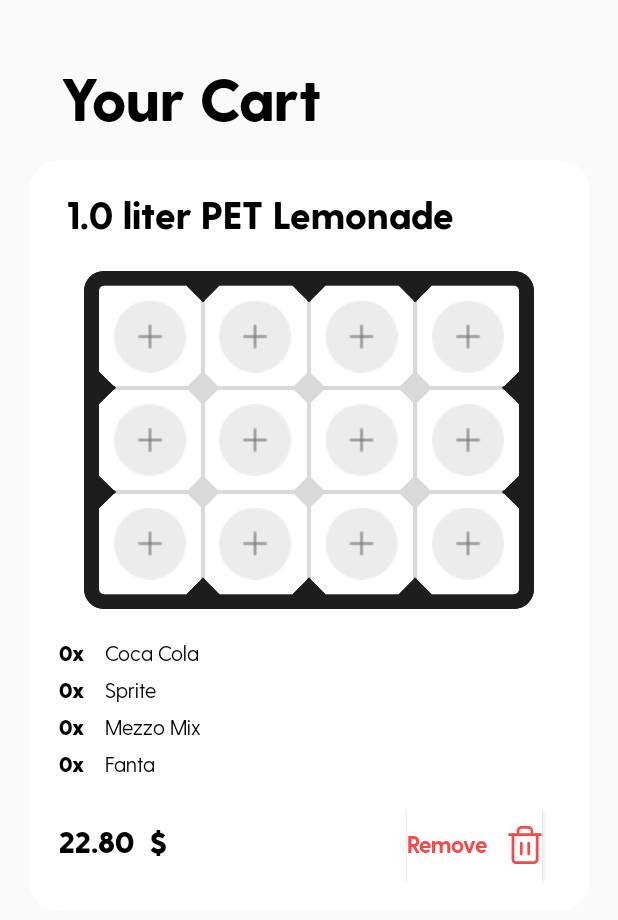
After one commit to vib6445/Carsten, an Android app: the CartActivity screen opened directly, with no data from a screen before it, on a phone screen of 412 x 824 dp. The commit adds this screen. Shown: the top 920 px of the screen. Run offline under Robolectric (Android 15) with nearby library versions, the phone set to English and light mode, and no system bars.

Commit message:
Added and linked "Your Cart" section

```diff
--- /dev/null
+++ b/app/src/main/java/de/thi/uxd/android/carsten/CartActivity.java
@@ -0,0 +1,14 @@
+package de.thi.uxd.android.carsten;
+
+import androidx.appcompat.app.AppCompatActivity;
+
+import android.os.Bundle;
+
+public class CartActivity extends AppCompatActivity {
+
+    @Override
+    protected void onCreate(Bundle savedInstanceState) {
+        super.onCreate(savedInstanceState);
+        setContentView(R.layout.activity_cart);
+    }
+}
--- a/app/src/main/java/de/thi/uxd/android/carsten/MainActivity.java
+++ b/app/src/main/java/de/thi/uxd/android/carsten/MainActivity.java
@@ -1,7 +1,11 @@
 package de.thi.uxd.android.carsten;
 
+import android.content.Intent;
 import android.os.Bundle;
 import android.view.MenuItem;
+import android.view.View;
+import android.widget.Button;
+import android.widget.ImageButton;
 
 import androidx.annotation.NonNull;
 import androidx.appcompat.app.AppCompatActivity;
@@ -17,13 +21,24 @@ public class MainActivity extends AppCompatActivity {
         super.onCreate(savedInstanceState);
         setContentView(R.layout.activity_main);
 
+        ImageButton cartButton = findViewById(R.id.cartButton);
+        cartButton.setOnClickListener(new View.OnClickListener() {
+            @Override
+            public void onClick(View v) {
+                openCartActivity();
+            }
+        });
 
         BottomNavigationView topNav = findViewById(R.id.top_navigation);
         topNav.setOnNavigationItemSelectedListener(navListener);
 
         getSupportFragmentManager().beginTransaction().replace(R.id.fragment_container, new HomeFragment()).commit();
 
+    }
 
+    public void openCartActivity(){
+        Intent intent = new Intent(this, CartActivity.class);
+        startActivity(intent);
     }
 
 
--- /dev/null
+++ b/app/src/main/res/drawable/ic_trash.xml
@@ -0,0 +1,18 @@
+<vector xmlns:android="http://schemas.android.com/apk/res/android"
+    android:width="22.7dp"
+    android:height="25dp"
+    android:viewportWidth="22.7"
+    android:viewportHeight="25">
+  <path
+      android:pathData="M21.8,6.5L0.9,6.5C0.4,6.5 0,6.1 0,5.6s0.4,-0.9 0.9,-0.9h20.8c0.5,0 0.9,0.4 0.9,0.9S22.3,6.5 21.8,6.5z"
+      android:fillColor="#F84949"/>
+  <path
+      android:pathData="M17.1,25L5.6,25c-1.8,0 -3.2,-1.5 -3.2,-3.2L2.4,5.6c0,-0.5 0.4,-0.9 0.9,-0.9S4.2,5 4.2,5.6v16.2c0,0.8 0.6,1.4 1.4,1.4h11.6c0.8,0 1.4,-0.6 1.4,-1.4L18.6,5.6c0,-0.5 0.4,-0.9 0.9,-0.9s0.9,0.4 0.9,0.9v16.2C20.4,23.5 18.9,25 17.1,25zM16,6.5c-0.5,0 -0.9,-0.4 -0.9,-0.9L15.1,3.2c0,-0.8 -0.6,-1.4 -1.4,-1.4L9,1.8c-0.8,0 -1.4,0.6 -1.4,1.4v2.3c0,0.5 -0.4,0.9 -0.9,0.9S5.8,6.1 5.8,5.6L5.8,3.2C5.8,1.5 7.2,0 9,0h4.6c1.8,0 3.2,1.5 3.2,3.2v2.3C16.9,6.1 16.5,6.5 16,6.5z"
+      android:fillColor="#F84949"/>
+  <path
+      android:pathData="M8.9,19.3c-0.5,0 -0.9,-0.4 -0.9,-0.9v-7.1c0,-0.5 0.4,-0.9 0.9,-0.9c0.5,0 0.9,0.4 0.9,0.9v7.1C9.8,18.9 9.4,19.3 8.9,19.3z"
+      android:fillColor="#F84949"/>
+  <path
+      android:pathData="M13.8,19.3c-0.5,0 -0.9,-0.4 -0.9,-0.9v-7.1c0,-0.5 0.4,-0.9 0.9,-0.9c0.5,0 0.9,0.4 0.9,0.9v7.1C14.7,18.9 14.3,19.3 13.8,19.3z"
+      android:fillColor="#F84949"/>
+</vector>
--- /dev/null
+++ b/app/src/main/res/layout/activity_cart.xml
@@ -0,0 +1,349 @@
+<?xml version="1.0" encoding="utf-8"?>
+<RelativeLayout xmlns:android="http://schemas.android.com/apk/res/android"
+    xmlns:app="http://schemas.android.com/apk/res-auto"
+    xmlns:tools="http://schemas.android.com/tools"
+    android:layout_width="match_parent"
+    android:layout_height="match_parent"
+    tools:context=".CartActivity">
+
+    <LinearLayout
+        android:layout_width="match_parent"
+        android:layout_height="wrap_content"
+        android:orientation="vertical"
+        android:layout_marginRight="15dp"
+        android:layout_marginLeft="15dp"
+        android:layout_marginTop="20dp">
+
+        <TextView
+        android:layout_width="wrap_content"
+        android:layout_height="wrap_content"
+        android:layout_marginLeft="25dp"
+        android:layout_marginTop="20dp"
+        android:text="Your Cart"
+        android:fontFamily="@font/greycliffcf_extrabold"
+        android:textColor="#000"
+        android:textSize="40sp"
+        android:textStyle="bold"
+            android:paddingBottom="10dp"/>
+
+        <androidx.cardview.widget.CardView
+            android:layout_width="match_parent"
+            android:layout_height="wrap_content"
+            android:layout_gravity="center"
+            android:layout_margin="4dp"
+            android:layout_marginTop="20dp"
+            android:layout_weight="1"
+            android:background="@drawable/rounded_button"
+            app:cardCornerRadius="20dp"
+            app:cardElevation="0dp">
+
+            <LinearLayout
+                android:layout_width="match_parent"
+                android:layout_height="wrap_content"
+                android:orientation="vertical">
+
+                <TextView
+                    android:id="@+id/tbd"
+                    android:layout_width="wrap_content"
+                    android:layout_height="wrap_content"
+                    android:layout_marginLeft="25dp"
+                    android:layout_marginTop="20dp"
+                    android:fontFamily="@font/greycliffcf_extrabold"
+                    android:text="1.0 liter PET Lemonade"
+                    android:textColor="#000"
+                    android:textSize="25sp"
+                    android:textStyle="bold" />
+
+                <LinearLayout
+                    android:layout_width="300dp"
+                    android:layout_height="225dp"
+                    android:layout_gravity="center_horizontal"
+                    android:layout_marginTop="20dp"
+                    android:background="@drawable/slab_vertical_background"
+                    android:orientation="vertical">
+
+                    <TableLayout
+                        android:layout_width="300dp"
+                        android:layout_height="225dp"
+                        android:paddingHorizontal="56dp"
+                        android:paddingVertical="44dp"
+                        android:scaleX="1.5"
+                        android:scaleY="1.5">
+
+                        <TableRow
+                            android:layout_width="match_parent"
+                            android:layout_height="match_parent"
+                            android:layout_weight="1"
+                            android:orientation="horizontal">
+
+                            <ImageButton
+                                android:id="@+id/imageButton1"
+                                android:layout_width="match_parent"
+                                android:layout_height="match_parent"
+                                android:layout_weight="1"
+                                android:background="@null"
+                                android:src="@drawable/drink_slot_empty" />
+
+                            <ImageButton
+                                android:id="@+id/imageButton2"
+                                android:layout_width="wrap_content"
+                                android:layout_height="match_parent"
+                                android:layout_weight="1"
+                                android:background="@null"
+                                android:src="@drawable/drink_slot_empty" />
+
+                            <ImageButton
+                                android:id="@+id/imageButton3"
+                                android:layout_width="wrap_content"
+                                android:layout_height="match_parent"
+                                android:layout_weight="1"
+                                android:background="@null"
+                                android:src="@drawable/drink_slot_empty" />
+
+                            <ImageButton
+                                android:id="@+id/imageButton4"
+                                android:layout_width="wrap_content"
+                                android:layout_height="match_parent"
+                                android:layout_weight="1"
+                                android:background="@null"
+                                android:src="@drawable/drink_slot_empty" />
+                        </TableRow>
+
+                        <TableRow
+                            android:layout_width="match_parent"
+                            android:layout_height="match_parent"
+                            android:layout_weight="1">
+
+
+                            <ImageButton
+                                android:id="@+id/imageButton5"
+                                android:layout_width="match_parent"
+                                android:layout_height="match_parent"
+                                android:layout_weight="1"
+                                android:background="@null"
+                                android:src="@drawable/drink_slot_empty" />
+
+                            <ImageButton
+                                android:id="@+id/imageButton6"
+                                android:layout_width="wrap_content"
+                                android:layout_height="match_parent"
+                                android:layout_weight="1"
+                                android:background="@null"
+                                android:src="@drawable/drink_slot_empty" />
+
+                            <ImageButton
+                                android:id="@+id/imageButton7"
+                                android:layout_width="wrap_content"
+                                android:layout_height="match_parent"
+                                android:layout_weight="1"
+                                android:background="@null"
+                                android:src="@drawable/drink_slot_empty" />
+
+                            <ImageButton
+                                android:id="@+id/imageButton8"
+                                android:layout_width="wrap_content"
+                                android:layout_height="match_parent"
+                                android:layout_weight="1"
+                                android:background="@null"
+                                android:src="@drawable/drink_slot_empty" />
+                        </TableRow>
+
+                        <TableRow
+                            android:layout_width="match_parent"
+                            android:layout_height="match_parent"
+                            android:layout_weight="1">
+
+
+                            <ImageButton
+                                android:id="@+id/imageButton9"
+                                android:layout_width="wrap_content"
+                                android:layout_height="match_parent"
+                                android:layout_weight="1"
+                                android:background="@null"
+                                android:src="@drawable/drink_slot_empty" />
+
+                            <ImageButton
+                                android:id="@+id/imageButton10"
+                                android:layout_width="wrap_content"
+                                android:layout_height="match_parent"
+                                android:layout_weight="1"
+                                android:background="@null"
+                                android:src="@drawable/drink_slot_empty" />
+
+                            <ImageButton
+                                android:id="@+id/imageButton11"
+                                android:layout_width="wrap_content"
+                                android:layout_height="match_parent"
+                                android:layout_weight="1"
+                                android:background="@null"
+                                android:src="@drawable/drink_slot_empty" />
+
+                            <ImageButton
+                                android:id="@+id/imageButton12"
+                                android:layout_width="wrap_content"
+                                android:layout_height="match_parent"
+                                android:layout_weight="1"
+                                android:background="@null"
+                                android:src="@drawable/drink_slot_empty" />
+                        </TableRow>
+                    </TableLayout>
+                </LinearLayout>
+
+                <LinearLayout
+                    android:layout_width="match_parent"
+                    android:layout_height="wrap_content"
+                    android:layout_marginTop="20dp"
+                    android:layout_marginBottom="5dp"
+                    android:orientation="horizontal"
+                    android:paddingLeft="20dp">
+
+                    <TextView
+                        android:id="@+id/numberOfBottles"
+                        android:layout_width="wrap_content"
+                        android:layout_height="wrap_content"
+                        android:layout_marginRight="10dp"
+                        android:fontFamily="@font/greycliffcf_heavy"
+                        android:text="0x"
+                        android:textColor="@color/colorBlack" />
+
+                    <TextView
+                        android:id="@+id/remainingText"
+                        android:layout_width="wrap_content"
+                        android:layout_height="wrap_content"
+                        android:layout_marginLeft="4dp"
+                        android:fontFamily="@font/greycliffcf_regular"
+                        android:text="Coca Cola"
+                        android:textColor="@color/colorBlack" />
+
+                </LinearLayout>
+
+                <LinearLayout
+                    android:layout_width="match_parent"
+                    android:layout_height="wrap_content"
+                    android:layout_marginBottom="5dp"
+                    android:orientation="horizontal"
+                    android:paddingLeft="20dp">
+
+                    <TextView
+                        android:id="@+id/numberOfBottles"
+                        android:layout_width="wrap_content"
+                        android:layout_height="wrap_content"
+                        android:layout_marginRight="10dp"
+                        android:fontFamily="@font/greycliffcf_heavy"
+                        android:text="0x"
+                        android:textColor="@color/colorBlack" />
+
+                    <TextView
+                        android:id="@+id/remainingText"
+                        android:layout_width="wrap_content"
+                        android:layout_height="wrap_content"
+                        android:layout_marginLeft="4dp"
+                        android:fontFamily="@font/greycliffcf_regular"
+                        android:text="Sprite"
+                        android:textColor="@color/colorBlack" />
+
+                </LinearLayout>
+
+                <LinearLayout
+                    android:layout_width="match_parent"
+                    android:layout_height="wrap_content"
+                    android:layout_marginBottom="5dp"
+                    android:orientation="horizontal"
+                    android:paddingLeft="20dp">
+
+                    <TextView
+                        android:id="@+id/numberOfBottles"
+                        android:layout_width="wrap_content"
+                        android:layout_height="wrap_content"
+                        android:layout_marginRight="10dp"
+                        android:fontFamily="@font/greycliffcf_heavy"
+                        android:text="0x"
+                        android:textColor="@color/colorBlack" />
+
+                    <TextView
+                        android:id="@+id/remainingText"
+                        android:layout_width="wrap_content"
+                        android:layout_height="wrap_content"
+                        android:layout_marginLeft="4dp"
+                        android:fontFamily="@font/greycliffcf_regular"
+                        android:text="Mezzo Mix"
+                        android:textColor="@color/colorBlack" />
+
+                </LinearLayout>
+
+                <LinearLayout
+                    android:layout_width="match_parent"
+                    android:layout_height="wrap_content"
+                    android:layout_marginBottom="20dp"
+                    android:orientation="horizontal"
+                    android:paddingLeft="20dp">
+
+                    <TextView
+                        android:layout_width="wrap_content"
+                        android:layout_height="wrap_content"
+                        android:layout_marginRight="10dp"
+                        android:fontFamily="@font/greycliffcf_heavy"
+                        android:text="0x"
+                        android:textColor="@color/colorBlack" />
+
+                    <TextView
+                        android:layout_width="wrap_content"
+                        android:layout_height="wrap_content"
+                        android:layout_marginLeft="4dp"
+                        android:fontFamily="@font/greycliffcf_regular"
+                        android:text="Fanta"
+                        android:textColor="@color/colorBlack" />
+
+                </LinearLayout>
+
+                <LinearLayout
+                    android:layout_width="match_parent"
+                    android:layout_height="wrap_content"
+                    android:layout_marginBottom="20dp"
+                    android:orientation="horizontal"
+                    android:paddingLeft="20dp">
+
+                    <TextView
+                        android:layout_width="wrap_content"
+                        android:layout_height="wrap_content"
+                        android:layout_marginRight="5dp"
+                        android:fontFamily="@font/greycliffcf_heavy"
+                        android:text="22.80"
+                        android:textColor="@color/colorBlack"
+                        android:textSize="20sp" />
+
+                    <TextView
+                        android:layout_width="wrap_content"
+                        android:layout_height="wrap_content"
+                        android:layout_marginLeft="5dp"
+                        android:layout_marginRight="160dp"
+                        android:fontFamily="@font/greycliffcf_heavy"
+                        android:text="$"
+                        android:textColor="@color/colorBlack"
+                        android:textSize="20sp" />
+
+                    <Button
+                        android:layout_width="90dp"
+                        android:layout_height="wrap_content"
+                        android:background="@color/colorWhite"
+                        android:drawableRight="@drawable/ic_trash"
+                        android:fontFamily="@font/greycliffcf_bold"
+                        android:gravity="center_vertical"
+                        android:text="Remove"
+                        android:textAllCaps="false"
+                        android:textColor="@color/deleteRed"
+                        android:textSize="15sp" />
+
+
+                </LinearLayout>
+
+            </LinearLayout>
+
+        </androidx.cardview.widget.CardView>
+
+
+
+
+    </LinearLayout>
+
+</RelativeLayout>
--- a/app/src/main/res/layout/activity_main.xml
+++ b/app/src/main/res/layout/activity_main.xml
@@ -32,7 +32,7 @@
         </com.google.android.material.bottomnavigation.BottomNavigationView>
 
         <ImageButton
-            android:id="@+id/checkOutButton"
+            android:id="@+id/cartButton"
             android:layout_width="wrap_content"
             android:layout_height="wrap_content"
             android:layout_weight="0"
--- a/app/src/main/res/layout/fragment_home.xml
+++ b/app/src/main/res/layout/fragment_home.xml
@@ -10,8 +10,7 @@
         android:orientation="vertical"
         android:layout_marginRight="15dp"
         android:layout_marginLeft="15dp"
-        android:layout_marginTop="100dp"
-        android:layout_marginBottom="50dp">
+        android:layout_marginTop="50dp">
 
         <ImageView
             android:id="@+id/imageView2"
--- a/app/src/main/res/values/colors.xml
+++ b/app/src/main/res/values/colors.xml
@@ -9,4 +9,5 @@
     <color name="colorMenuGrey">#c7c7c7</color>
     <color name="colorDarkGrey">#1c1c1c</color>
     <color name="nameHoverGrey">#2c2c2c</color>
+    <color name="deleteRed">#F84949</color>
 </resources>
```
Also changed, not shown: app/src/main/AndroidManifest.xml (+11 -3 lines).
